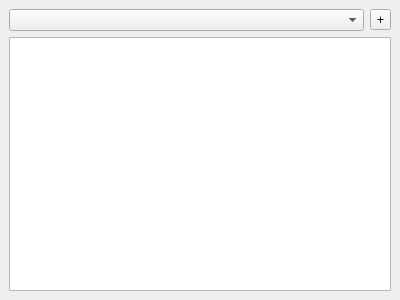
Qt form qt/python/mantidqt/widgets/superplot/ui/superplotSide.ui (mantidproject/mantid) before a commit.
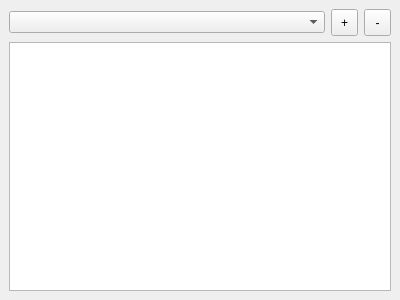
The same form after that commit. Custom widgets are drawn as their Qt base class.

Commit message: [SPLOT] button to delete a workspace from the list

Patch:
```diff
--- a/qt/python/mantidqt/widgets/superplot/ui/superplotSide.ui
+++ b/qt/python/mantidqt/widgets/superplot/ui/superplotSide.ui
@@ -23,12 +23,31 @@
     </item>
     <item row="0" column="1">
      <widget class="QToolButton" name="addButton">
+      <property name="minimumSize">
+       <size>
+        <width>27</width>
+        <height>27</height>
+       </size>
+      </property>
       <property name="text">
        <string>+</string>
       </property>
      </widget>
     </item>
-    <item row="1" column="0" colspan="2">
+    <item row="0" column="2">
+     <widget class="QToolButton" name="delButton">
+      <property name="minimumSize">
+       <size>
+        <width>27</width>
+        <height>27</height>
+       </size>
+      </property>
+      <property name="text">
+       <string>-</string>
+      </property>
+     </widget>
+    </item>
+    <item row="1" column="0" colspan="3">
      <widget class="QListWidget" name="workspacesList"/>
     </item>
    </layout>
```
